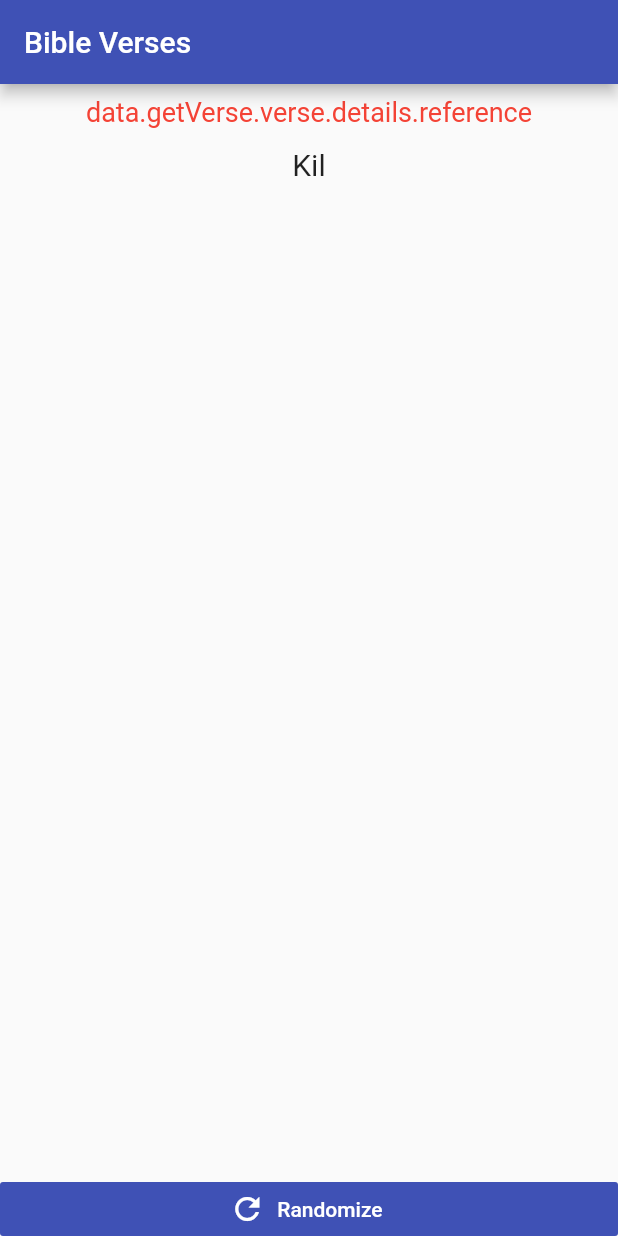
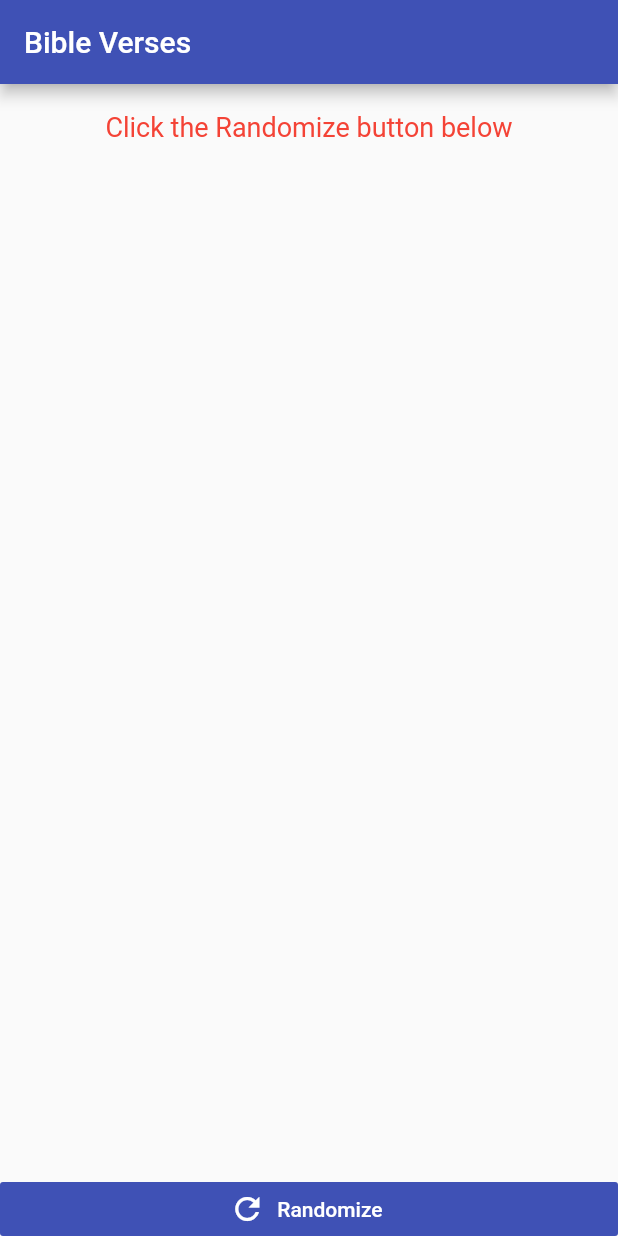
Before and after one commit to jonestoons/bible_sample, a Flutter app: the screen it shows after launch, on a phone screen of 412 x 824 dp. Run offline on Flutter 3.47's test engine with Material 2 defaults, Android fonts, the phone set to English and light mode, and no system bars.

Commit message:
Working Update

```diff
--- a/lib/provider/load_verse.dart
+++ b/lib/provider/load_verse.dart
@@ -13,7 +13,7 @@ class BibleVerses with ChangeNotifier {
   }
 
   Future<void> getVerses() async {
-    final url = 'https://beta.ourmanna.com/api/v1/get/?format=json';
+    final url = 'http://www.ourmanna.com/verses/api/get?format=text&order=random';
     try {
       final response = await http.get(url);
       var extractedData = json.decode(response.body) as Map<String, dynamic>;
--- a/lib/widgets/verse.dart
+++ b/lib/widgets/verse.dart
@@ -14,6 +14,8 @@ class _VerseState extends State<Verse> {
 
   @override
   Widget build(BuildContext context) {
+    return Consumer<BibleVerses>(
+      builder: (context, provider, child) {
         return Column(
           crossAxisAlignment: CrossAxisAlignment.stretch,
           mainAxisAlignment: MainAxisAlignment.spaceBetween,
@@ -22,29 +24,37 @@ class _VerseState extends State<Verse> {
             //   padding: const EdgeInsets.all(8.0),
             //   child: Text('Verse'),
             // )),
+            Column(
+              children: [
                 Center(
                   child: Padding(
-            padding: const EdgeInsets.all(8.0),
-            child:
-            Text(
-              'data.getVerse.verse.details.reference',
+                    padding: const EdgeInsets.only(top: 18.0),
+                    child: provider.getVerse != null
+                        ? Text(
+                            provider.getVerse.verse.details.reference,
+                            style: TextStyle(fontSize: 18.0, color: Colors.red, fontWeight: FontWeight.bold),
+                          )
+                        : Text(
+                            'Click the Randomize button below',
                             style: TextStyle(fontSize: 18.0, color: Colors.red),
                           ),
                   ),
                 ),
-
-        Expanded(
-          child: SingleChildScrollView(
-            child: Container(
-              child: Center(
-                child: Text(
-                  'Kil',
-                  style: TextStyle(fontSize: 20.0),
+                Center(
+                  child: Padding(
+                    padding: const EdgeInsets.only(top: 20.0, left: 10.0, right: 10.0),
+                    child: provider.getVerse != null
+                        ? Text(
+                            provider.getVerse.verse.details.text,
+                            style: TextStyle(fontSize: 25.0),
+                          )
+                        : Text(
+                            '',
+                            style: TextStyle(fontSize: 18.0, color: Colors.red),
                           ),
                   ),
-              padding: EdgeInsets.only(top: 5),
                 ),
-          ),
+              ],
             ),
 
             RaisedButton.icon(
@@ -58,5 +68,7 @@ class _VerseState extends State<Verse> {
             )
           ],
         );
+      },
+    );
   }
 }
```
Lines whose indentation alone changed are shown as unchanged.
